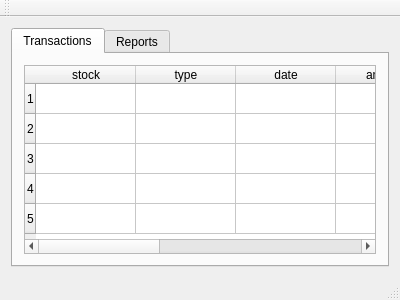
The window that mainwindow.ui (tstaerk/bullware) describes before a commit, drawn with Qt 5.
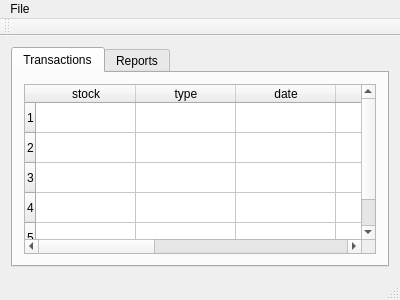
The same window after the commit.

Commit message: Add possibility to import CSV file.

The edit to the form file:
```diff
--- a/mainwindow.ui
+++ b/mainwindow.ui
@@ -97,9 +97,16 @@
      <x>0</x>
      <y>0</y>
      <width>400</width>
-     <height>26</height>
+     <height>20</height>
     </rect>
    </property>
+   <widget class="QMenu" name="menuFile">
+    <property name="title">
+     <string>File</string>
+    </property>
+    <addaction name="actionImport_CSV_File"/>
+   </widget>
+   <addaction name="menuFile"/>
   </widget>
   <widget class="QToolBar" name="mainToolBar">
    <attribute name="toolBarArea">
```
Left out of the diff: 5 changed lines with no effect on the pictures. The commit also changes 2 other files.
